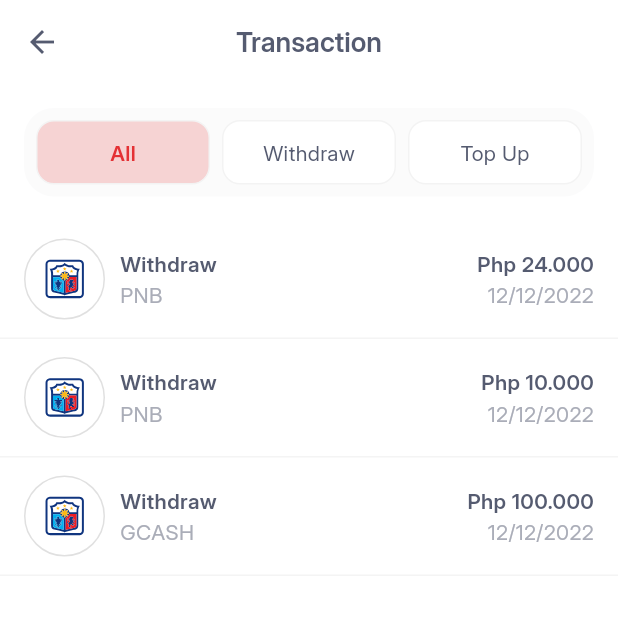
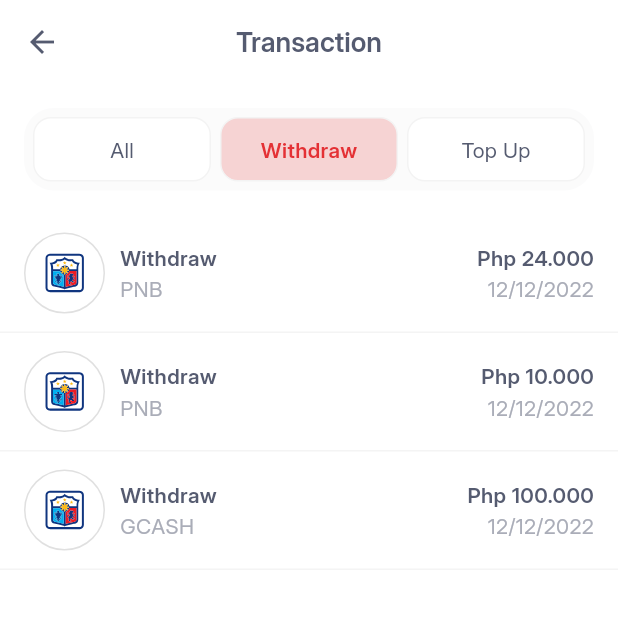
Before and after one commit to alexiss455/TEST_FLUTTER, a Flutter app: the TransactionsPage screen opened by its route, after a tap on "Withdraw", on a phone screen of 412 x 824 dp, the top half of it. Run offline on Flutter 3.47's test engine with Material 3 defaults, Android fonts, the phone set to English and light mode, and no system bars; our stand-ins replace camera, dotted_border, flutter_svg, image_picker; project files that could hold a hidden picture were left out.

Commit message:
feat: Add environment configuration file and implement tab selection handling in TransactionsPage

```diff
--- a/fbm_prototype/lib/pages/transaction/_transaction.dart
+++ b/fbm_prototype/lib/pages/transaction/_transaction.dart
@@ -15,6 +15,12 @@ class TransactionsPageState extends State<TransactionsPage>
     with SingleTickerProviderStateMixin {
   late TabController _tabController;
   final _tabs = ['All', 'Withdraw', 'Top Up'];
+
+  void _handleTabSelection(int index) {
+    setState(() {
+      _tabController.index = index;
+    });
+  }
 
   @override
   void initState() {
@@ -52,7 +58,7 @@ class TransactionsPageState extends State<TransactionsPage>
               padding: EdgeInsets.all(16.0),
               child: Container(
                 width: double.infinity,
-                padding: EdgeInsets.symmetric(horizontal: 8.0, vertical: 8.0),
+                padding: EdgeInsets.symmetric(horizontal: 6.0, vertical: 6.0),
                 decoration: BoxDecoration(
                   color: AppColors.textSecondary.withOpacity(0.05),
                   borderRadius:
@@ -60,26 +66,33 @@ class TransactionsPageState extends State<TransactionsPage>
                 ),
                 child: Row(
                   mainAxisAlignment: MainAxisAlignment.spaceAround,
-                  spacing: 8.0,
+                  spacing: 6.0,
                   children: _tabs.asMap().entries.map((entry) {
                     final index = entry.key;
                     final tab = entry.value;
                     final isActive = _tabController.index == index;
 
                     return Expanded(
+                        flex: 1,
+                        child: AnimatedContainer(
+                            duration: Duration(milliseconds: 100),
+                            child: InkWell(
+                              borderRadius:
+                                  BorderRadius.circular(AppColors.subRadius),
+                              onTap: () => _handleTabSelection(index),
                               child: GestureDetector(
-                        onTap: () => _tabController.animateTo(index),
-                        child: AnimatedContainer(
-                          duration: Duration(milliseconds: 10),
+                                onTap: () => _handleTabSelection(index),
+                                child: Container(
                                   padding: EdgeInsets.symmetric(vertical: 10),
                                   decoration: BoxDecoration(
                                     color: isActive
                                         ? AppColors.primary.withOpacity(0.2)
                                         : AppColors.white,
                                     border: Border.all(
-                                color: Color.fromARGB(255, 243, 243, 243)),
-                            borderRadius:
-                                BorderRadius.circular(AppColors.subRadius),
+                                        color:
+                                            Color.fromARGB(255, 243, 243, 243)),
+                                    borderRadius: BorderRadius.circular(
+                                        AppColors.subRadius),
                                   ),
                                   child: Center(
                                     child: CustomText(
@@ -87,17 +100,20 @@ class TransactionsPageState extends State<TransactionsPage>
                                       color: isActive
                                           ? AppColors.primary
                                           : AppColors.textPrimary,
-                              fontWeight:
-                                  isActive ? FontWeight.w600 : FontWeight.w400,
+                                      fontWeight: isActive
+                                          ? FontWeight.w600
+                                          : FontWeight.w400,
                                     ),
                                   ),
                                 ),
                               ),
-                    );
+                            )));
                   }).toList(),
                 ),
               ),
             ),
+
+            //
             Expanded(
               child: TabBarView(
                 controller: _tabController,
```
Also changed, not shown: 1 other file. Lines whose indentation alone changed are shown as unchanged.
